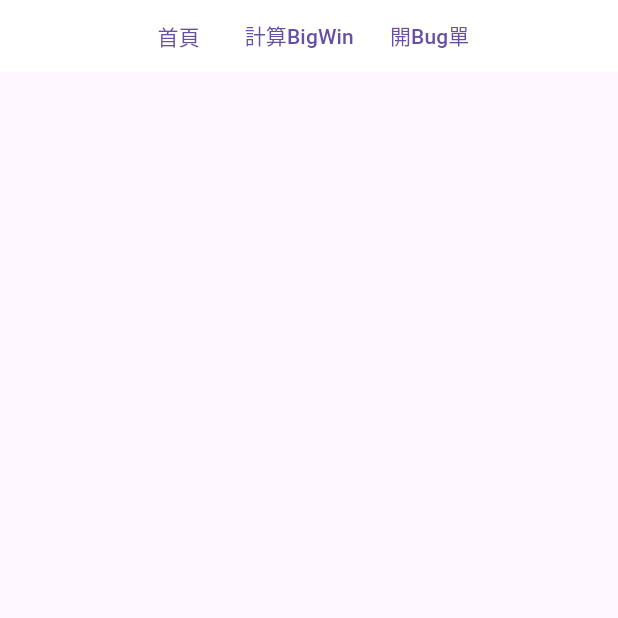
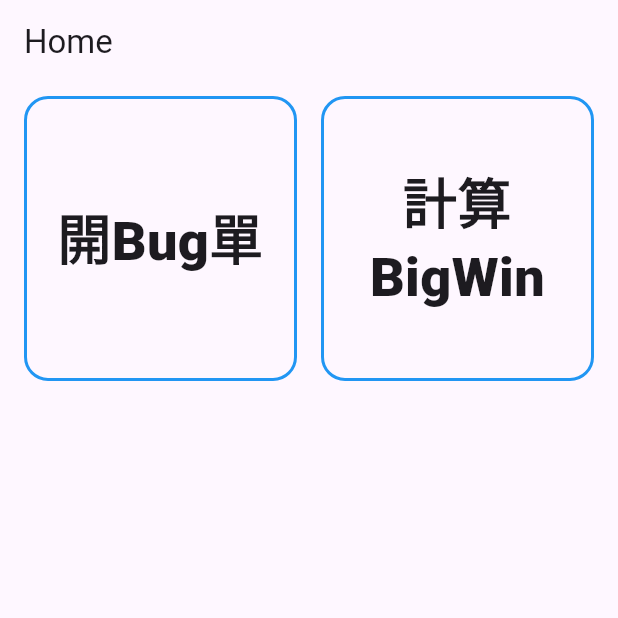
Before and after one commit to rocker027/wow_game_tools, a Flutter app: the screen it shows after launch, on a phone screen of 412 x 824 dp, the top half of it. Run offline on Flutter 3.47's test engine with Material 3 defaults, Android fonts, the light colour scheme and no system bars; our stand-ins replace bot_toast, flutter_riverpod.

Commit message:
feat: 改善主畫面 UI
使用 GridView 顯示功能表按鈕，改善主畫面的使用者介面。
每個按鈕都有邊框、圓角和
 更大的文字以提高可讀性。
從功能表選項中移除首頁畫面。
調整邊界以獲得更好的視覺間距。

```diff
--- a/lib/models/screen.dart
+++ b/lib/models/screen.dart
@@ -9,7 +9,8 @@ class Screen {
 }
 
 List<Screen> screens = [
-  Screen('home', '首頁', AppRoute.home),
+  // Screen('home', '首頁', AppRoute.home),
+  Screen('writeBugIssue', '開Bug單', AppRoute.writeBugIssue),
   Screen('bigWin', '計算BigWin', AppRoute.bigWin),
-  Screen('writeBugIssue', '開Bug單', AppRoute.writeBugIssue),
+
 ];
--- a/lib/screen/home.dart
+++ b/lib/screen/home.dart
@@ -9,28 +9,41 @@ class HomeScreen extends ConsumerWidget {
 
   @override
   Widget build(BuildContext context, WidgetRef ref) {
-    final currentRoute = ref.watch(navigationRouteProvider);
     return Scaffold(
-      body: Container(
-        // width: double.infinity,
-        decoration: const BoxDecoration(
-          color: Colors.white,
+      appBar: AppBar(
+        title: const Text('Home'),
+      ),
+      body: GridView(
+        gridDelegate: const SliverGridDelegateWithFixedCrossAxisCount(
+          crossAxisCount: 2,
         ),
-        child: Row(
-          mainAxisSize: MainAxisSize.max,
-          mainAxisAlignment: MainAxisAlignment.center,
-          children: List.generate(screens.length, (idx) {
-            return TextButton(
-              onPressed: () {
-                BotToast.showText(text: screens[idx].displayName);
-                navigateTo(context, ref, screens[idx].route);
-              },
-              child: Text(
-                screens[idx].displayName,
-                textAlign: TextAlign.center,
-              ),
-            );
-          }),
+        children: List.generate(screens.length, (idx) {
+          return buildMenuButton(context, ref, idx);
+        }),
+      ),
+    );
+  }
+
+  Widget buildMenuButton(BuildContext context, WidgetRef ref, int index) {
+    final screen = screens[index];
+    return Container(
+      margin: _getMarginWith(index),
+      decoration: BoxDecoration(
+        border: Border.all(color: Colors.blue, width: 2.0),
+        borderRadius: BorderRadius.circular(16.0),
+      ),
+      child: InkWell(
+        onTap: () {
+          BotToast.showText(text: screen.displayName);
+          navigateTo(context, ref, screen.route);
+        },
+        child: Container(
+          alignment: Alignment.center,
+          child: Text(
+            screen.displayName,
+            textAlign: TextAlign.center,
+            style: const TextStyle(fontSize: 36, fontWeight: FontWeight.w900),
+          ),
         ),
       ),
     );
@@ -48,4 +61,16 @@ class HomeScreen extends ConsumerWidget {
     );
     ScaffoldMessenger.of(context).showSnackBar(snackBar);
   }
+
+  EdgeInsets _getMarginWith(int index) {
+    if (index % 2 == 0) {
+      // left
+      return const EdgeInsets.only(
+          left: 16.0, top: 8.0, right: 8.0, bottom: 8.0);
+    } else {
+      // right
+      return const EdgeInsets.only(
+          left: 8.0, top: 8.0, right: 16.0, bottom: 8.0);
+    }
+  }
 }
```
